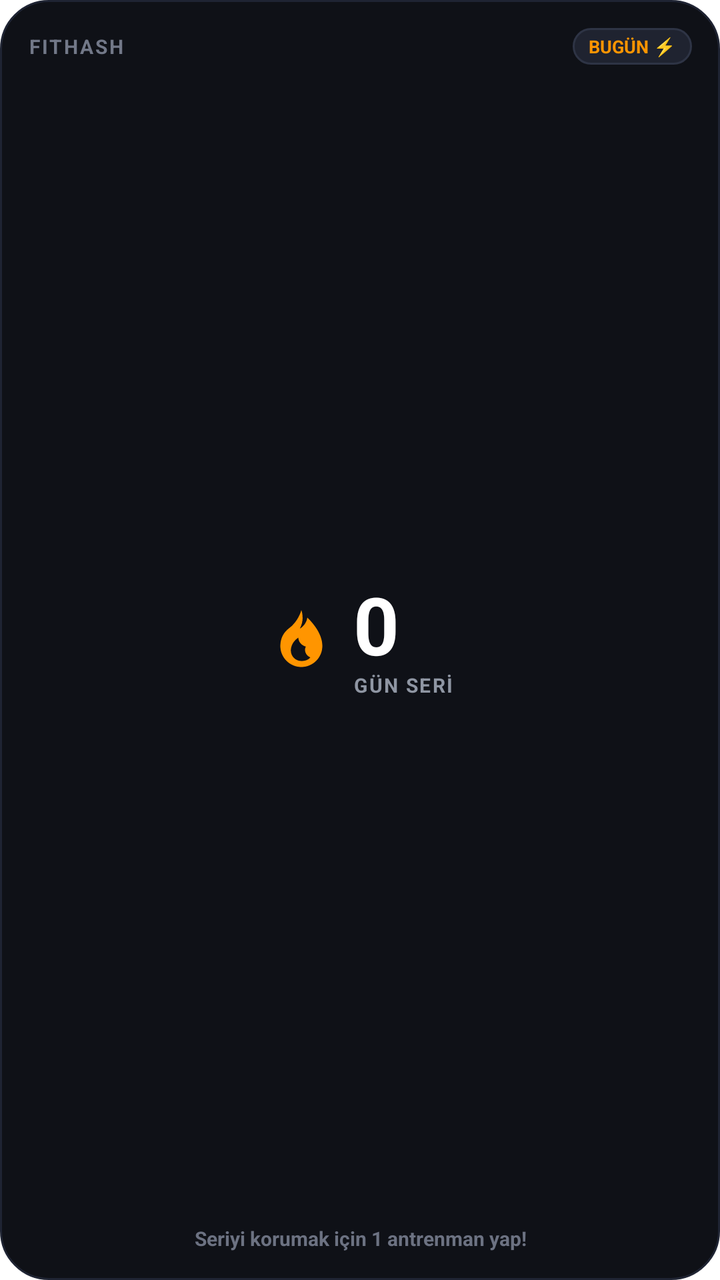
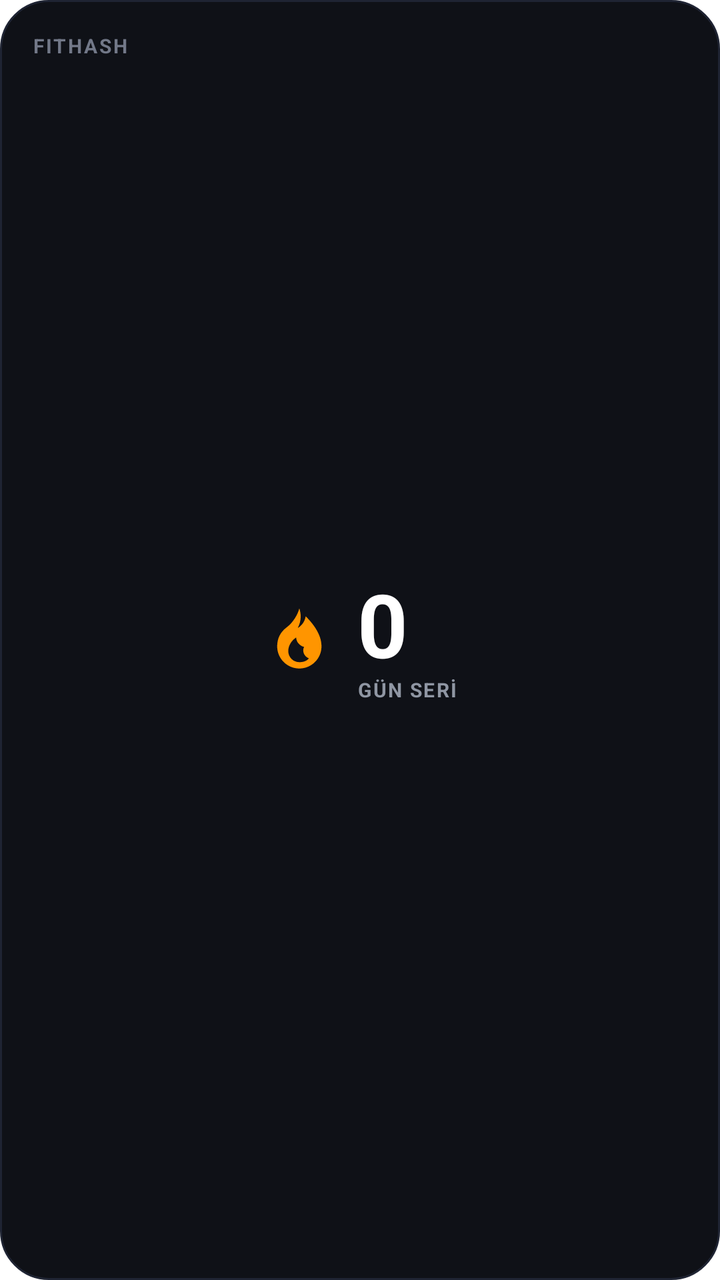

Two renders of the same Android screen: before a commit and after it. Below are the layout's source before the change and the commit's diff.
<!-- AndroidManifest.xml: application theme AppTheme -->
<!-- res/layout/streak_widget_2x2.xml -->
<?xml version="1.0" encoding="utf-8"?>
<RelativeLayout xmlns:android="http://schemas.android.com/apk/res/android"
    android:id="@+id/widget_root"
    android:layout_width="match_parent"
    android:layout_height="match_parent"
    android:background="@drawable/widget_background"
    android:padding="14dp">

    
    <LinearLayout
        android:id="@+id/widget_header_row"
        android:layout_width="match_parent"
        android:layout_height="wrap_content"
        android:layout_alignParentTop="true"
        android:orientation="horizontal"
        android:gravity="center_vertical">

        
        <TextView
            android:id="@+id/widget_app_tag"
            android:layout_width="0dp"
            android:layout_height="wrap_content"
            android:layout_weight="1"
            android:text="FITHASH"
            android:textColor="#727888"
            android:textSize="10sp"
            android:textStyle="bold"
            android:letterSpacing="0.1" />

        
        <TextView
            android:id="@+id/widget_status_pill"
            android:layout_width="wrap_content"
            android:layout_height="wrap_content"
            android:background="@drawable/widget_pill_bg"
            android:paddingHorizontal="8dp"
            android:paddingVertical="3dp"
            android:text="BUGÜN ⚡️"
            android:textColor="#FF9500"
            android:textSize="9sp"
            android:textStyle="bold" />
    </LinearLayout>

    
    <LinearLayout
        android:id="@+id/widget_center_hero"
        android:layout_width="wrap_content"
        android:layout_height="wrap_content"
        android:layout_centerInParent="true"
        android:orientation="horizontal"
        android:gravity="center_vertical">

        <ImageView
            android:id="@+id/widget_flame_icon"
            android:layout_width="36dp"
            android:layout_height="36dp"
            android:src="@drawable/ic_flame"
            android:contentDescription="Streak Flame"
            android:layout_marginEnd="8dp" />

        <LinearLayout
            android:layout_width="wrap_content"
            android:layout_height="wrap_content"
            android:orientation="vertical">

            <TextView
                android:id="@+id/widget_streak_count"
                android:layout_width="wrap_content"
                android:layout_height="wrap_content"
                android:text="0"
                android:textColor="#FFFFFF"
                android:textSize="40sp"
                android:textStyle="bold"
                android:includeFontPadding="false"
                android:lineSpacingExtra="0dp" />

            <TextView
                android:id="@+id/widget_streak_subtitle"
                android:layout_width="wrap_content"
                android:layout_height="wrap_content"
                android:text="GÜN SERİ"
                android:textColor="#8F96A3"
                android:textSize="10sp"
                android:textStyle="bold"
                android:letterSpacing="0.08"
                android:layout_marginTop="-2dp" />
        </LinearLayout>
    </LinearLayout>

    
    <TextView
        android:id="@+id/widget_footer_text"
        android:layout_width="match_parent"
        android:layout_height="wrap_content"
        android:layout_alignParentBottom="true"
        android:gravity="center"
        android:text="Seriyi korumak için 1 antrenman yap!"
        android:textColor="#6C7282"
        android:textSize="10sp"
        android:textStyle="bold"
        android:maxLines="1"
        android:ellipsize="end" />

</RelativeLayout>
<!-- resources referenced by this layout -->
<resources>
  <!-- drawable ic_flame (drawable) -->
  <?xml version="1.0" encoding="utf-8"?>
  <vector xmlns:android="http://schemas.android.com/apk/res/android"
      android:width="36dp"
      android:height="36dp"
      android:viewportWidth="24"
      android:viewportHeight="24">
      <path
          android:fillColor="#FF9500"
          android:pathData="M12,2C11.5,4 10,6.5 8,8C6,9.5 5,11.5 5,14C5,17.86 8.14,21 12,21C15.86,21 19,17.86 19,14C19,10 16,6.5 14,4.5C13.8,6 12.8,7.5 11.5,8.2C12.8,5.8 12.5,3.5 12,2ZM12,19C10.07,19 8.5,17.43 8.5,15.5C8.5,13.8 9.5,12.2 11,11.2C11,12.5 12,13.8 13.5,14.2C12.8,15.5 13.5,17.2 15,17.8C14.4,18.6 13.3,19 12,19Z" />
  </vector>
  <!-- drawable widget_background (drawable) -->
  <?xml version="1.0" encoding="utf-8"?>
  <shape xmlns:android="http://schemas.android.com/apk/res/android"
      android:shape="rectangle">
      <solid android:color="#0F1117" />
      <corners android:radius="24dp" />
      <stroke
          android:width="1dp"
          android:color="#1F2433" />
  </shape>
  <!-- drawable widget_pill_bg (drawable) -->
  <?xml version="1.0" encoding="utf-8"?>
  <shape xmlns:android="http://schemas.android.com/apk/res/android"
      android:shape="rectangle">
      <solid android:color="#1F2330" />
      <corners android:radius="100dp" />
      <stroke
          android:width="1dp"
          android:color="#2E3445" />
  </shape>
</resources>

<!-- the commit's change to res/layout/streak_widget_2x2.xml (unified diff, before → after) -->
@@ -4,42 +4,20 @@
     android:layout_width="match_parent"
     android:layout_height="match_parent"
     android:background="@drawable/widget_background"
-    android:padding="14dp">
+    android:padding="16dp">
 
     
-    <LinearLayout
-        android:id="@+id/widget_header_row"
-        android:layout_width="match_parent"
+    <TextView
+        android:id="@+id/widget_app_tag"
+        android:layout_width="wrap_content"
         android:layout_height="wrap_content"
         android:layout_alignParentTop="true"
-        android:orientation="horizontal"
-        android:gravity="center_vertical">
-
-        
-        <TextView
-            android:id="@+id/widget_app_tag"
-            android:layout_width="0dp"
-            android:layout_height="wrap_content"
-            android:layout_weight="1"
-            android:text="FITHASH"
-            android:textColor="#727888"
-            android:textSize="10sp"
-            android:textStyle="bold"
-            android:letterSpacing="0.1" />
-
-        
-        <TextView
-            android:id="@+id/widget_status_pill"
-            android:layout_width="wrap_content"
-            android:layout_height="wrap_content"
-            android:background="@drawable/widget_pill_bg"
-            android:paddingHorizontal="8dp"
-            android:paddingVertical="3dp"
-            android:text="BUGÜN ⚡️"
-            android:textColor="#FF9500"
-            android:textSize="9sp"
-            android:textStyle="bold" />
-    </LinearLayout>
+        android:layout_alignParentStart="true"
+        android:text="FITHASH"
+        android:textColor="#727888"
+        android:textSize="10sp"
+        android:textStyle="bold"
+        android:letterSpacing="0.1" />
 
     
     <LinearLayout
@@ -52,11 +30,11 @@
 
         <ImageView
             android:id="@+id/widget_flame_icon"
-            android:layout_width="36dp"
-            android:layout_height="36dp"
+            android:layout_width="38dp"
+            android:layout_height="38dp"
             android:src="@drawable/ic_flame"
             android:contentDescription="Streak Flame"
-            android:layout_marginEnd="8dp" />
+            android:layout_marginEnd="10dp" />
 
         <LinearLayout
             android:layout_width="wrap_content"
@@ -69,7 +47,7 @@
                 android:layout_height="wrap_content"
                 android:text="0"
                 android:textColor="#FFFFFF"
-                android:textSize="40sp"
+                android:textSize="44sp"
                 android:textStyle="bold"
                 android:includeFontPadding="false"
                 android:lineSpacingExtra="0dp" />
@@ -87,18 +65,4 @@
         </LinearLayout>
     </LinearLayout>
 
-    
-    <TextView
-        android:id="@+id/widget_footer_text"
-        android:layout_width="match_parent"
-        android:layout_height="wrap_content"
-        android:layout_alignParentBottom="true"
-        android:gravity="center"
-        android:text="Seriyi korumak için 1 antrenman yap!"
-        android:textColor="#6C7282"
-        android:textSize="10sp"
-        android:textStyle="bold"
-        android:maxLines="1"
-        android:ellipsize="end" />
-
 </RelativeLayout>
<!-- resource entries referenced after the edit -->
@@ -21,15 +21,5 @@
           android:width="1dp"
           android:color="#1F2433" />
   </shape>
-  <!-- drawable widget_pill_bg (drawable) -->
-  <?xml version="1.0" encoding="utf-8"?>
-  <shape xmlns:android="http://schemas.android.com/apk/res/android"
-      android:shape="rectangle">
-      <solid android:color="#1F2330" />
-      <corners android:radius="100dp" />
-      <stroke
-          android:width="1dp"
-          android:color="#2E3445" />
-  </shape>
 </resources>
 
